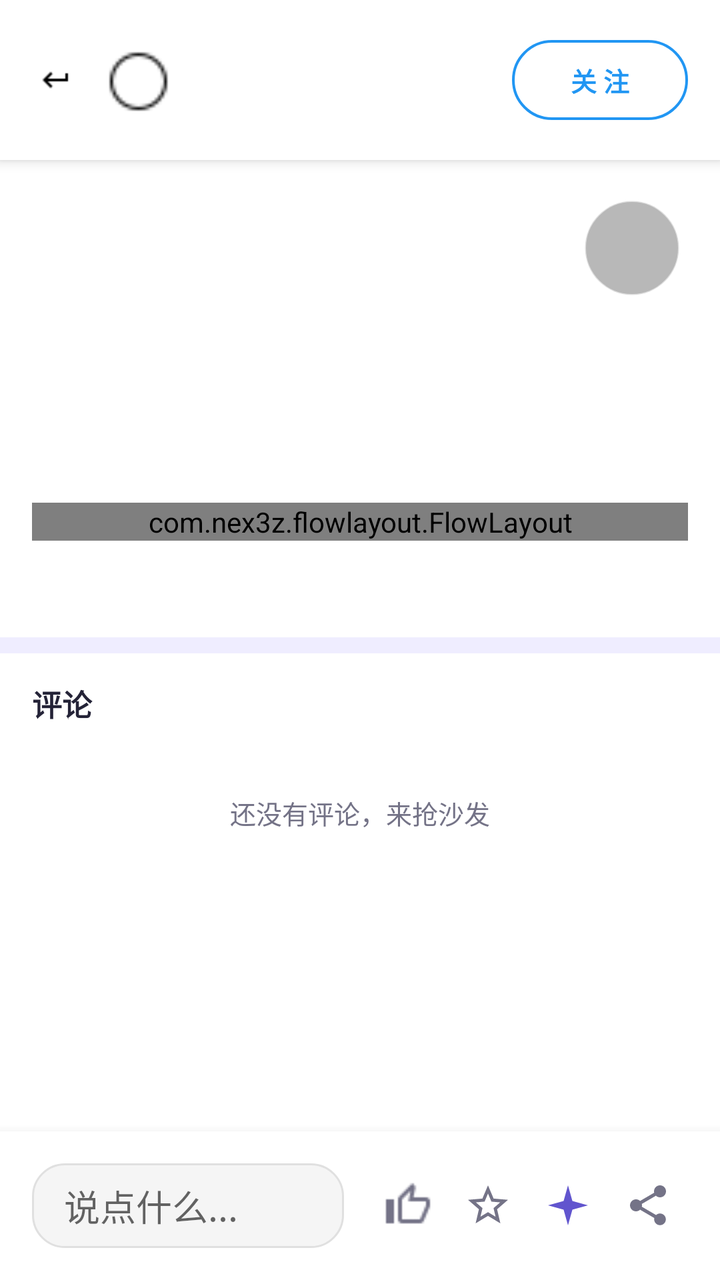
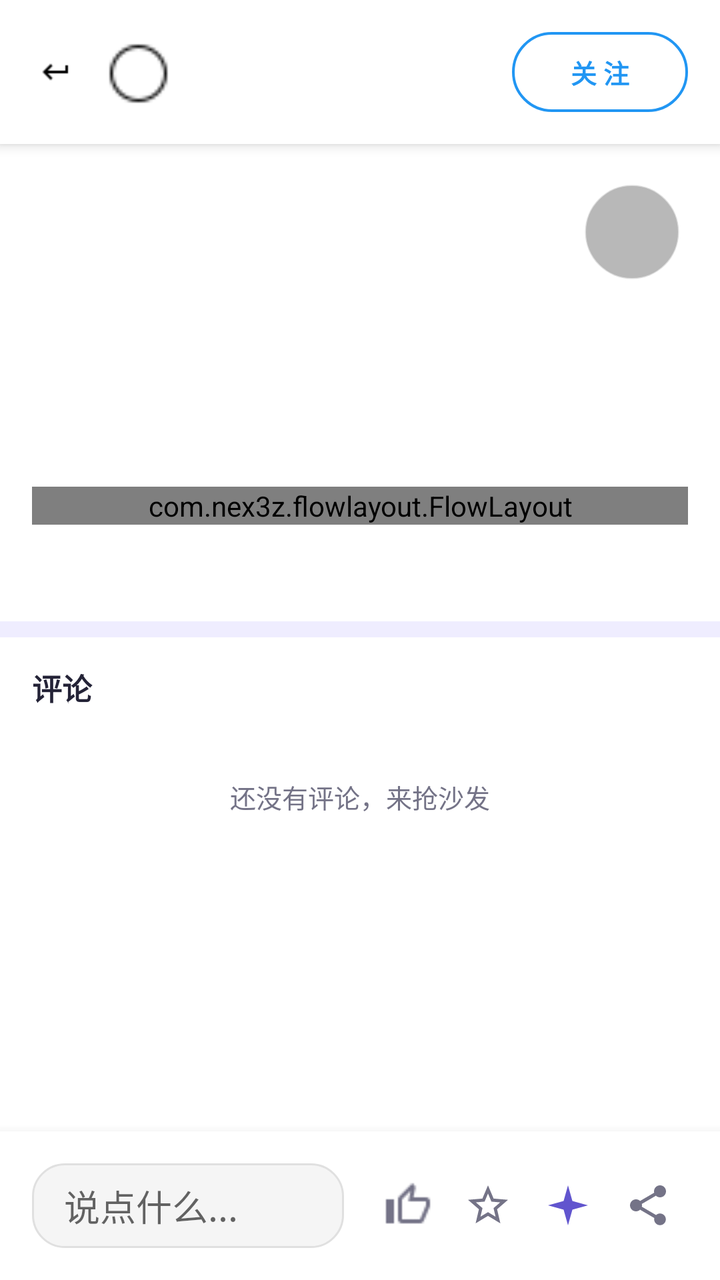

An Android layout rendered at two revisions. The XML below is the earlier revision; the diff shows what the commit changed to produce the second picture.
<!-- AndroidManifest.xml: application theme AppTheme -->
<!-- res/layout/activity_detail.xml -->
<?xml version="1.0" encoding="utf-8"?>
<androidx.coordinatorlayout.widget.CoordinatorLayout
    xmlns:android="http://schemas.android.com/apk/res/android"
    xmlns:app="http://schemas.android.com/apk/res-auto"
    android:id="@+id/root_layout"
    android:layout_width="match_parent"
    android:layout_height="match_parent"
    android:background="@color/white">

    
    <View
        android:id="@+id/background_overlay"
        android:layout_width="match_parent"
        android:layout_height="match_parent"
        android:background="#CCFFFFFF"
        android:alpha="0"
        android:clickable="false"
        android:focusable="false" />

    
    <FrameLayout
        android:id="@+id/scroll_container"
        android:layout_width="match_parent"
        android:layout_height="match_parent"
        android:clipChildren="false"
        android:clipToPadding="false">

        
        <androidx.core.widget.NestedScrollView
            android:id="@+id/nested_scroll_view"
            android:layout_width="match_parent"
            android:layout_height="match_parent"
            android:paddingBottom="80dp">

            <LinearLayout
                android:layout_width="match_parent"
                android:layout_height="wrap_content"
                android:orientation="vertical">

                
                <LinearLayout
                    android:id="@+id/top_bar"
                    android:layout_width="match_parent"
                    android:layout_height="wrap_content"
                    android:orientation="horizontal"
                    android:padding="16dp"
                    android:gravity="center_vertical"
                    android:background="@color/white"
                    android:elevation="4dp">

                    
                    <ImageView
                        android:id="@+id/back_button"
                        android:layout_width="24dp"
                        android:layout_height="24dp"
                        android:src="@drawable/ic_arrow_back"
                        android:contentDescription="返回"
                        android:padding="4dp"
                        android:background="?attr/selectableItemBackgroundBorderless" />

                    
                    <LinearLayout
                        android:id="@+id/author_container"
                        android:layout_width="0dp"
                        android:layout_height="wrap_content"
                        android:layout_weight="1"
                        android:orientation="horizontal"
                        android:paddingStart="12dp"
                        android:gravity="center_vertical"
                        android:clickable="true"
                        android:focusable="true"
                        android:foreground="?attr/selectableItemBackground">

                        
                        <ImageView
                            android:id="@+id/author_avatar"
                            android:layout_width="36dp"
                            android:layout_height="36dp"
                            android:scaleType="centerCrop"
                            android:background="@drawable/circle_bg"/>

                        
                        <TextView
                            android:id="@+id/author_name"
                            android:layout_width="wrap_content"
                            android:layout_height="wrap_content"
                            android:layout_marginStart="12dp"
                            android:textSize="14sp"
                            android:textStyle="bold"
                            android:textColor="@color/black"
                            android:maxLines="1"
                            android:ellipsize="end"/>
                    </LinearLayout>

                    
                    <com.google.android.material.button.MaterialButton
                        android:id="@+id/follow_button"
                        style="@style/Widget.Material3.Button.OutlinedButton"
                        android:layout_width="wrap_content"
                        android:layout_height="wrap_content"
                        android:text="关 注"
                        android:textColor="@color/primary_color"
                        android:textSize="13sp"
                        android:textStyle="bold"
                        app:cornerRadius="50dp"
                        app:rippleColor="@color/primary_color"
                        app:strokeColor="@color/primary_color"
                        app:strokeWidth="1.2dp" />


                </LinearLayout>

                
                <FrameLayout
                    android:id="@+id/image_container"
                    android:layout_width="match_parent"
                    android:layout_height="wrap_content"
                    android:clipChildren="true"
                    android:clipToPadding="true">

                    <androidx.viewpager2.widget.ViewPager2
                        android:id="@+id/image_pager"
                        android:layout_width="match_parent"
                        android:layout_height="wrap_content"
                        android:background="@color/black"/>

                    
                    <LinearLayout
                        android:id="@+id/progress_indicator"
                        android:layout_width="match_parent"
                        android:layout_height="wrap_content"
                        android:layout_gravity="bottom"
                        android:orientation="horizontal"
                        android:gravity="center"
                        android:paddingVertical="8dp"
                        android:visibility="gone"/>

                    
                    <ImageView
                        android:id="@+id/music_control_button"
                        android:layout_width="48dp"
                        android:layout_height="48dp"
                        android:layout_gravity="bottom|end"
                        android:layout_margin="20dp"
                    android:background="@drawable/circle_transparent_bg"
                    android:alpha="0.7"
                    android:contentDescription="音乐控制"
                    android:padding="12dp"
                    android:clickable="true"
                    android:focusable="true"/>

                </FrameLayout>

                
                <LinearLayout
                    android:id="@+id/content_layout"
                    android:layout_width="match_parent"
                    android:layout_height="wrap_content"
                    android:orientation="vertical"
                    android:padding="16dp">

                    
                    <TextView
                        android:id="@+id/title_text"
                        android:layout_width="match_parent"
                        android:layout_height="wrap_content"
                        android:textSize="18sp"
                        android:textStyle="bold"
                        android:textColor="@color/black"
                        android:lineSpacingExtra="4dp"/>

                    
                    <TextView
                        android:id="@+id/content_text"
                        android:layout_width="match_parent"
                        android:layout_height="wrap_content"
                        android:layout_marginTop="12dp"
                        android:textSize="14sp"
                        android:textColor="@color/profile_ink"
                        android:lineSpacingExtra="6dp"/>

                    
                    <TextView
                        android:id="@+id/summarize_entry"
                        android:layout_width="wrap_content"
                        android:layout_height="wrap_content"
                        android:layout_marginTop="10dp"
                        android:background="@drawable/edittext_rounded_bg"
                        android:paddingStart="14dp"
                        android:paddingEnd="14dp"
                        android:paddingTop="8dp"
                        android:paddingBottom="8dp"
                        android:text="@string/summarize_entry"
                        android:textColor="@color/primary_color"
                        android:textSize="13sp"
                        android:textStyle="bold"
                        android:visibility="gone" />

                    <TextView
                        android:id="@+id/summary_body"
                        android:layout_width="match_parent"
                        android:layout_height="wrap_content"
                        android:layout_marginTop="10dp"
                        android:padding="14dp"
                        android:background="@drawable/edittext_rounded_bg"
                        android:textColor="@color/profile_ink"
                        android:textSize="14sp"
                        android:lineSpacingExtra="6dp"
                        android:textIsSelectable="true"
                        android:visibility="gone" />

                    <LinearLayout
                        android:layout_width="match_parent"
                        android:layout_height="wrap_content"
                        android:orientation="horizontal">
                        <Button
                            android:id="@+id/summary_retry"
                            style="@style/PixelFlowSummaryRetryButton"
                            android:layout_width="wrap_content"
                            android:layout_height="wrap_content"
                            android:text="@string/search_retry"
                            android:visibility="gone" />
                        <Button
                            android:id="@+id/summary_stop"
                            style="@style/PixelFlowSummaryStopButton"
                            android:layout_width="wrap_content"
                            android:layout_height="wrap_content"
                            android:text="@string/ai_stop"
                            android:visibility="gone" />
                    </LinearLayout>

                    
                    <com.nex3z.flowlayout.FlowLayout
                        android:id="@+id/tags_container"
                        android:layout_width="match_parent"
                        android:layout_height="wrap_content"
                        android:layout_marginTop="12dp"
                        android:orientation="horizontal"/>

                    
                    <TextView
                        android:id="@+id/publish_date"
                        android:layout_width="match_parent"
                        android:layout_height="wrap_content"
                        android:layout_marginTop="16dp"
                        android:textSize="12sp"
                        android:textColor="@color/profile_muted"/>
                </LinearLayout>

                
                <View
                    android:layout_width="match_parent"
                    android:layout_height="8dp"
                    android:background="@color/profile_soft" />

                <LinearLayout
                    android:layout_width="match_parent"
                    android:layout_height="wrap_content"
                    android:orientation="vertical"
                    android:paddingBottom="16dp">

                    <LinearLayout
                        android:layout_width="match_parent"
                        android:layout_height="wrap_content"
                        android:orientation="horizontal"
                        android:gravity="center_vertical"
                        android:paddingStart="16dp"
                        android:paddingEnd="16dp">

                        <TextView
                            android:id="@+id/comments_header"
                            android:layout_width="0dp"
                            android:layout_height="wrap_content"
                            android:layout_weight="1"
                            android:paddingTop="14dp"
                            android:paddingBottom="10dp"
                            android:text="@string/comments_header"
                            android:textSize="15sp"
                            android:textStyle="bold"
                            android:textColor="@color/profile_ink" />

                        
                        <TextView
                            android:id="@+id/auto_reply_entry"
                            android:layout_width="wrap_content"
                            android:layout_height="wrap_content"
                            android:paddingStart="8dp"
                            android:paddingEnd="4dp"
                            android:paddingTop="14dp"
                            android:paddingBottom="10dp"
                            android:text="@string/auto_reply_entry"
                            android:textColor="@color/profile_accent"
                            android:textSize="13sp"
                            android:visibility="gone" />
                    </LinearLayout>

                    <androidx.recyclerview.widget.RecyclerView
                        android:id="@+id/comments_list"
                        android:layout_width="match_parent"
                        android:layout_height="wrap_content"
                        android:nestedScrollingEnabled="false"
                        android:overScrollMode="never" />

                    <TextView
                        android:id="@+id/comments_empty"
                        android:layout_width="match_parent"
                        android:layout_height="wrap_content"
                        android:gravity="center"
                        android:padding="24dp"
                        android:text="@string/comments_empty"
                        android:textSize="13sp"
                        android:textColor="@color/profile_muted" />

                    <TextView
                        android:id="@+id/comments_more"
                        android:layout_width="match_parent"
                        android:layout_height="wrap_content"
                        android:gravity="center"
                        android:padding="10dp"
                        android:textSize="13sp"
                        android:textColor="@color/profile_accent"
                        android:visibility="gone" />
                </LinearLayout>
            </LinearLayout>
        </androidx.core.widget.NestedScrollView>
    </FrameLayout>

    
    <LinearLayout
        android:id="@+id/bottom_bar"
        android:layout_width="match_parent"
        android:layout_height="wrap_content"
        android:layout_gravity="bottom"
        android:orientation="horizontal"
        android:gravity="center_vertical"
        android:background="@color/white"
        android:padding="16dp"
        android:elevation="8dp"
        app:layout_behavior="com.google.android.material.behavior.HideBottomViewOnScrollBehavior">

        
        <EditText
            android:id="@+id/comment_input"
            android:layout_width="0dp"
            android:layout_height="wrap_content"
            android:minHeight="40dp"
            android:layout_weight="1"
            android:layout_marginEnd="12dp"
            android:hint="@string/comments_input_hint"
            android:background="@drawable/edittext_rounded_bg"
            android:paddingStart="16dp"
            android:paddingEnd="16dp"
            android:paddingTop="8dp"
            android:paddingBottom="8dp"
            android:maxLines="3"
            android:imeOptions="actionSend"
            android:inputType="textMultiLine|textCapSentences"/>

        
        <TextView
            android:id="@+id/comment_send"
            android:layout_width="wrap_content"
            android:layout_height="wrap_content"
            android:layout_gravity="center_vertical"
            android:layout_marginEnd="12dp"
            android:background="@drawable/edittext_rounded_bg"
            android:paddingStart="14dp"
            android:paddingEnd="14dp"
            android:paddingTop="8dp"
            android:paddingBottom="8dp"
            android:text="@string/comments_send"
            android:textColor="@color/primary_color"
            android:textSize="14sp"
            android:textStyle="bold"
            android:visibility="gone" />

        
        <ImageView
            android:id="@+id/like_button"
            android:layout_width="24dp"
            android:layout_height="24dp"
            android:layout_marginHorizontal="8dp"
            android:src="@drawable/ic_thumb_up_outline"
            app:tint="@color/profile_muted" />


        
        <ImageView
            android:id="@+id/collect_button"
            android:layout_width="24dp"
            android:layout_height="24dp"
            android:layout_marginHorizontal="8dp"
            android:src="@drawable/ic_star_outline"
            app:tint="@color/profile_muted" />

        
        <ImageView
            android:id="@+id/copilot_button"
            android:layout_width="24dp"
            android:layout_height="24dp"
            android:layout_marginHorizontal="8dp"
            android:contentDescription="@string/copilot_title"
            android:src="@drawable/ic_sparkle"
            android:tint="@color/profile_accent" />
        
        <ImageView
            android:id="@+id/share_button"
            android:layout_width="24dp"
            android:layout_height="24dp"
            android:layout_marginHorizontal="8dp"
            android:src="@drawable/ic_share"
            app:tint="@color/profile_muted" />
    </LinearLayout>

</androidx.coordinatorlayout.widget.CoordinatorLayout>
<!-- resources referenced by this layout -->
<resources>
  <color name="black">#FF000000</color>
  <color name="primary_color">#FF2196F3</color>
  <color name="profile_accent">#6155CE</color>
  <color name="profile_ink">#242337</color>
  <color name="profile_muted">#747387</color>
  <color name="profile_soft">#EFEDFF</color>
  <color name="white">#FFFFFFFF</color>
  <!-- drawable circle_transparent_bg (drawable) -->
  <?xml version="1.0" encoding="utf-8"?>
  <shape xmlns:android="http://schemas.android.com/apk/res/android"
      android:shape="oval">
      <solid android:color="#66000000" /> 
      <stroke
          android:width="1dp"
          android:color="#88FFFFFF" /> 
  </shape>
  <!-- drawable edittext_rounded_bg (drawable) -->
  <?xml version="1.0" encoding="utf-8"?>
  <shape xmlns:android="http://schemas.android.com/apk/res/android"
      android:shape="rectangle">
      <solid android:color="@color/gray_100" />
      <corners android:radius="16dp" /> 
      <stroke
          android:width="1dp"
          android:color="@color/gray_300" />
  </shape>
  <!-- drawable ic_sparkle (drawable) -->
  <?xml version="1.0" encoding="utf-8"?>
  <vector xmlns:android="http://schemas.android.com/apk/res/android"
      android:width="20dp"
      android:height="20dp"
      android:viewportWidth="24"
      android:viewportHeight="24">
      <path
          android:fillColor="#FFFFFF"
          android:pathData="M12,2 L14.2,9.8 L22,12 L14.2,14.2 L12,22 L9.8,14.2 L2,12 L9.8,9.8 Z" />
  </vector>
  <string name="ai_stop">停止</string>
  <string name="auto_reply_entry">自动回复</string>
  <string name="comments_empty">还没有评论，来抢沙发</string>
  <string name="comments_header">评论</string>
  <string name="comments_input_hint">说点什么...</string>
  <string name="comments_send">发送</string>
  <string name="copilot_title">AI 助手</string>
  <string name="search_retry">重试</string>
  <string name="summarize_entry">✨ 提炼要点</string>
  <style name="PixelFlowSummaryRetryButton" parent="Widget.MaterialComponents.Button">
          <item name="android:textSize">14sp</item>
          <item name="android:textAllCaps">false</item>
          <item name="android:textColor">@color/dialog_button_primary</item>
          <item name="backgroundTint">@color/summary_retry_background</item>
          <item name="cornerRadius">8dp</item>
          <item name="rippleColor">@color/accent_ripple</item>
      </style>
  <style name="PixelFlowSummaryStopButton" parent="PixelFlowSummaryRetryButton">
          <item name="android:textColor">@color/dialog_button_secondary</item>
          <item name="backgroundTint">@android:color/transparent</item>
          <item name="elevation">0dp</item>
      </style>
  <color name="gray_100">#FFF5F5F5</color>
  <color name="gray_300">#FFE0E0E0</color>
  <color name="gray_600">#FF757575</color>
  <color name="accent_ripple">#1F6155CE</color>
  <color name="brand_violet_deep">#FF4A3FB8</color>
  <color name="brand_violet_light">#FF8B7FF5</color>
  <color name="brand_violet">#FF6155CE</color>
  <color name="profile_bg">#F7F7FC</color>
  <color name="profile_surface">#FFFFFF</color>
  <color name="profile_error">#B3261E</color>
  <style name="ShapeRounded.Small" parent="ShapeAppearance.MaterialComponents.SmallComponent">
          <item name="cornerFamily">rounded</item>
          <item name="cornerSize">@dimen/radius_control</item>
      </style>
  <style name="ShapeRounded.Medium" parent="ShapeAppearance.MaterialComponents.MediumComponent">
          <item name="cornerFamily">rounded</item>
          <item name="cornerSize">@dimen/radius_card</item>
      </style>
  <style name="ShapeRounded.Large" parent="ShapeAppearance.MaterialComponents.LargeComponent">
          <item name="cornerFamily">rounded</item>
          <item name="cornerSize">24dp</item>
      </style>
  <dimen name="radius_control">12dp</dimen>
  <dimen name="radius_card">16dp</dimen>
  <dimen name="radius_pill">22dp</dimen>
  <!-- unchanged entries left out for length: 7 -->
</resources>

<!-- the commit's change to res/layout/activity_detail.xml (unified diff, before → after) -->
@@ -30,6 +30,7 @@
             android:id="@+id/nested_scroll_view"
             android:layout_width="match_parent"
             android:layout_height="match_parent"
+            android:paddingTop="72dp"
             android:paddingBottom="80dp">
 
             <LinearLayout
@@ -37,78 +38,6 @@
                 android:layout_height="wrap_content"
                 android:orientation="vertical">
 
-                
-                <LinearLayout
-                    android:id="@+id/top_bar"
-                    android:layout_width="match_parent"
-                    android:layout_height="wrap_content"
-                    android:orientation="horizontal"
-                    android:padding="16dp"
-                    android:gravity="center_vertical"
-                    android:background="@color/white"
-                    android:elevation="4dp">
-
-                    
-                    <ImageView
-                        android:id="@+id/back_button"
-                        android:layout_width="24dp"
-                        android:layout_height="24dp"
-                        android:src="@drawable/ic_arrow_back"
-                        android:contentDescription="返回"
-                        android:padding="4dp"
-                        android:background="?attr/selectableItemBackgroundBorderless" />
-
-                    
-                    <LinearLayout
-                        android:id="@+id/author_container"
-                        android:layout_width="0dp"
-                        android:layout_height="wrap_content"
-                        android:layout_weight="1"
-                        android:orientation="horizontal"
-                        android:paddingStart="12dp"
-                        android:gravity="center_vertical"
-                        android:clickable="true"
-                        android:focusable="true"
-                        android:foreground="?attr/selectableItemBackground">
-
-                        
-                        <ImageView
-                            android:id="@+id/author_avatar"
-                            android:layout_width="36dp"
-                            android:layout_height="36dp"
-                            android:scaleType="centerCrop"
-                            android:background="@drawable/circle_bg"/>
-
-                        
-                        <TextView
-                            android:id="@+id/author_name"
-                            android:layout_width="wrap_content"
-                            android:layout_height="wrap_content"
-                            android:layout_marginStart="12dp"
-                            android:textSize="14sp"
-                            android:textStyle="bold"
-                            android:textColor="@color/black"
-                            android:maxLines="1"
-                            android:ellipsize="end"/>
-                    </LinearLayout>
-
-                    
-                    <com.google.android.material.button.MaterialButton
-                        android:id="@+id/follow_button"
-                        style="@style/Widget.Material3.Button.OutlinedButton"
-                        android:layout_width="wrap_content"
-                        android:layout_height="wrap_content"
-                        android:text="关 注"
-                        android:textColor="@color/primary_color"
-                        android:textSize="13sp"
-                        android:textStyle="bold"
-                        app:cornerRadius="50dp"
-                        app:rippleColor="@color/primary_color"
-                        app:strokeColor="@color/primary_color"
-                        app:strokeWidth="1.2dp" />
-
-
-                </LinearLayout>
 
                 
                 <FrameLayout
@@ -335,8 +264,7 @@
         android:gravity="center_vertical"
         android:background="@color/white"
         android:padding="16dp"
-        android:elevation="8dp"
-        app:layout_behavior="com.google.android.material.behavior.HideBottomViewOnScrollBehavior">
+        android:elevation="8dp">
 
         
         <EditText
@@ -412,4 +340,79 @@
             app:tint="@color/profile_muted" />
     </LinearLayout>
 
+                
+                <LinearLayout
+                    android:id="@+id/top_bar"
+                    android:layout_width="match_parent"
+                    android:layout_height="72dp"
+                    android:layout_gravity="top"
+                    android:orientation="horizontal"
+                    android:paddingHorizontal="16dp"
+                    android:paddingVertical="12dp"
+                    android:gravity="center_vertical"
+                    android:background="@color/white"
+                    android:elevation="4dp">
+
+                    
+                    <ImageView
+                        android:id="@+id/back_button"
+                        android:layout_width="24dp"
+                        android:layout_height="24dp"
+                        android:src="@drawable/ic_arrow_back"
+                        android:contentDescription="返回"
+                        android:padding="4dp"
+                        android:background="?attr/selectableItemBackgroundBorderless" />
+
+                    
+                    <LinearLayout
+                        android:id="@+id/author_container"
+                        android:layout_width="0dp"
+                        android:layout_height="wrap_content"
+                        android:layout_weight="1"
+                        android:orientation="horizontal"
+                        android:paddingStart="12dp"
+                        android:gravity="center_vertical"
+                        android:clickable="true"
+                        android:focusable="true"
+                        android:foreground="?attr/selectableItemBackground">
+
+                        
+                        <ImageView
+                            android:id="@+id/author_avatar"
+                            android:layout_width="36dp"
+                            android:layout_height="36dp"
+                            android:scaleType="centerCrop"
+                            android:background="@drawable/circle_bg"/>
+
+                        
+                        <TextView
+                            android:id="@+id/author_name"
+                            android:layout_width="wrap_content"
+                            android:layout_height="wrap_content"
+                            android:layout_marginStart="12dp"
+                            android:textSize="14sp"
+                            android:textStyle="bold"
+                            android:textColor="@color/black"
+                            android:maxLines="1"
+                            android:ellipsize="end"/>
+                    </LinearLayout>
+
+                    
+                    <com.google.android.material.button.MaterialButton
+                        android:id="@+id/follow_button"
+                        style="@style/Widget.Material3.Button.OutlinedButton"
+                        android:layout_width="wrap_content"
+                        android:layout_height="wrap_content"
+                        android:text="关 注"
+                        android:textColor="@color/primary_color"
+                        android:textSize="13sp"
+                        android:textStyle="bold"
+                        app:cornerRadius="50dp"
+                        app:rippleColor="@color/primary_color"
+                        app:strokeColor="@color/primary_color"
+                        app:strokeWidth="1.2dp" />
+
+
+                </LinearLayout>
+
 </androidx.coordinatorlayout.widget.CoordinatorLayout>
